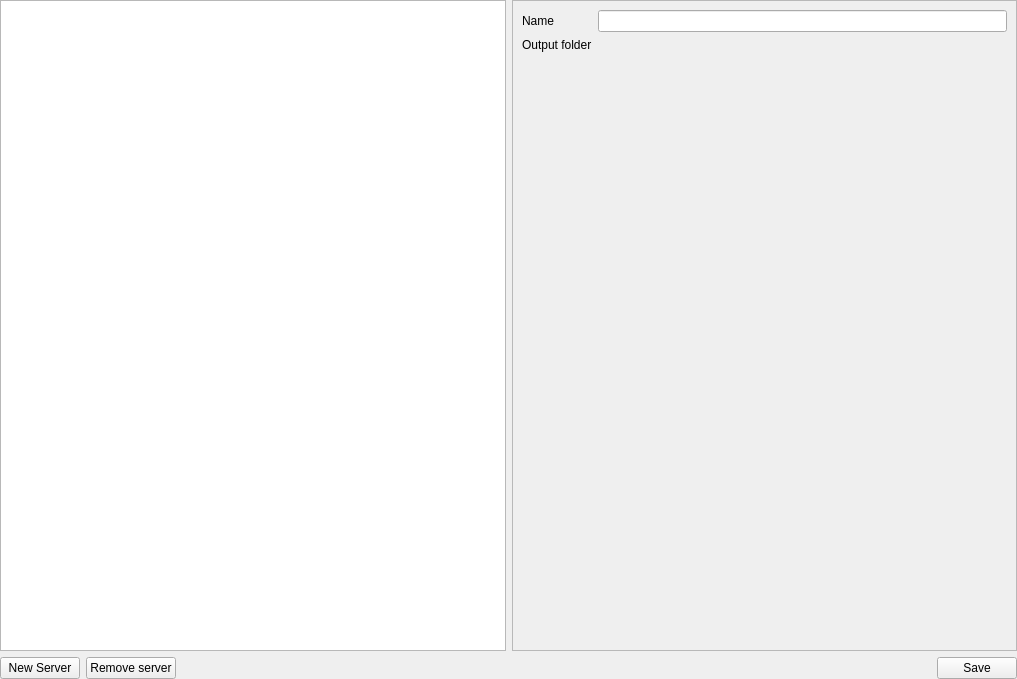
The window that geocatbridge/ui/serverconnectionswidget.ui (GeoCat/qgis-bridge-plugin) describes before a commit, drawn with Qt 5.
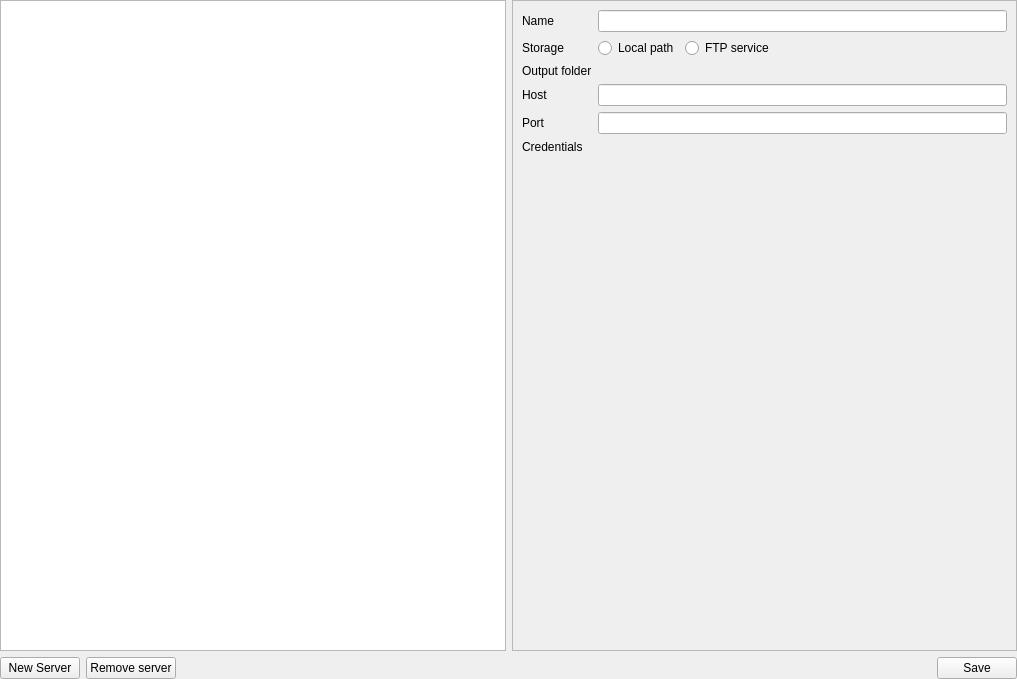
The same window after the commit. Custom widgets are drawn as their Qt base class.

Commit message: added ui for mapserver ftp upload

Diff of the .ui file:
```diff
--- a/geocatbridge/ui/serverconnectionswidget.ui
+++ b/geocatbridge/ui/serverconnectionswidget.ui
@@ -245,11 +245,75 @@
         <layout class="QVBoxLayout" name="verticalLayout_3">
          <item>
           <layout class="QGridLayout" name="gridLayout_5">
-           <item row="0" column="2">
+           <item row="4" column="1" colspan="3">
+            <widget class="QLineEdit" name="txtMapserverPort"/>
+           </item>
+           <item row="1" column="1">
+            <widget class="QRadioButton" name="radioLocalPath">
+             <property name="text">
+              <string>Local path</string>
+             </property>
+            </widget>
+           </item>
+           <item row="1" column="3">
+            <spacer name="horizontalSpacer_2">
+             <property name="orientation">
+              <enum>Qt::Horizontal</enum>
+             </property>
+             <property name="sizeHint" stdset="0">
+              <size>
+               <width>40</width>
+               <height>20</height>
+              </size>
+             </property>
+            </spacer>
+           </item>
+           <item row="0" column="1" colspan="3">
             <widget class="QLineEdit" name="txtMapserverName"/>
            </item>
+           <item row="2" column="1" colspan="3">
+            <widget class="QgsFileWidget" name="fileMapserver"/>
+           </item>
+           <item row="1" column="2">
+            <widget class="QRadioButton" name="radioFtp">
+             <property name="text">
+              <string>FTP service</string>
+             </property>
+            </widget>
+           </item>
            <item row="1" column="0">
-            <widget class="QLabel" name="label_23">
+            <widget class="QLabel" name="label_19">
+             <property name="text">
+              <string>Storage</string>
+             </property>
+            </widget>
+           </item>
+           <item row="3" column="0">
+            <widget class="QLabel" name="labelHost">
+             <property name="text">
+              <string>Host</string>
+             </property>
+            </widget>
+           </item>
+           <item row="4" column="0">
+            <widget class="QLabel" name="labelPort">
+             <property name="text">
+              <string>Port</string>
+             </property>
+            </widget>
+           </item>
+           <item row="5" column="0">
+            <widget class="QLabel" name="labelMapserverCredentials">
+             <property name="text">
+              <string>Credentials</string>
+             </property>
+            </widget>
+           </item>
+           <item row="3" column="1" colspan="3">
+            <widget class="QLineEdit" name="txtMapserverHost"/>
+           </item>
+           <item row="2" column="0">
+            <widget class="QLabel" name="labelOutputFolder">
              <property name="text">
               <string>Output folder</string>
              </property>
@@ -262,7 +326,7 @@
              </property>
             </widget>
            </item>
-           <item row="4" column="0">
+           <item row="6" column="0">
             <spacer name="verticalSpacer_8">
              <property name="orientation">
               <enum>Qt::Vertical</enum>
@@ -275,8 +339,8 @@
              </property>
             </spacer>
            </item>
-           <item row="1" column="2">
-            <widget class="QgsFileWidget" name="fileMapserver"/>
+           <item row="5" column="1" colspan="3">
+            <widget class="QWidget" name="mapserverAuthWidget" native="true"/>
            </item>
           </layout>
          </item>
```
The commit also changes 3 other files.
